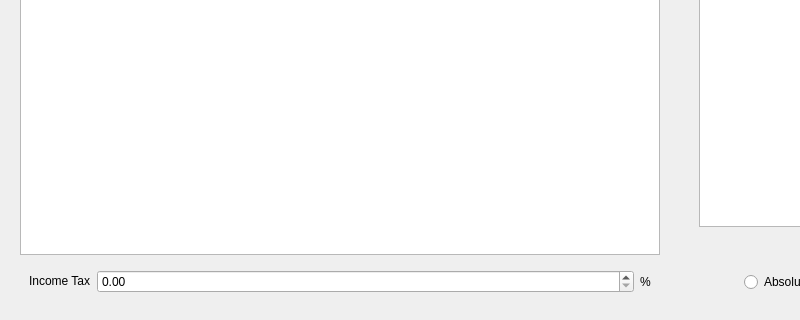
This is src/ui/table_base.ui in wwmm/viewprofit as Qt 5 draws it before an edit; both pictures show x 0 to 800 and y 293 to 613 of the 1368 by 613 pixel window. The edited form follows.
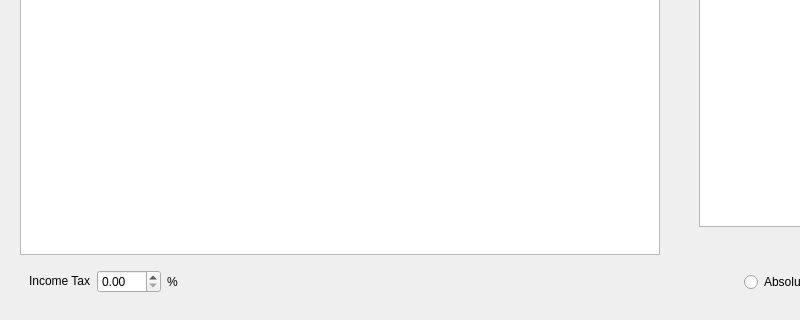
This is the edited form. Custom widgets are drawn as their Qt base class.

```diff
--- a/src/ui/table_base.ui
+++ b/src/ui/table_base.ui
@@ -167,6 +167,12 @@
          </item>
          <item row="0" column="2">
           <widget class="QDoubleSpinBox" name="doublespinbox_income_tax">
+           <property name="sizePolicy">
+            <sizepolicy hsizetype="Fixed" vsizetype="Fixed">
+             <horstretch>0</horstretch>
+             <verstretch>0</verstretch>
+            </sizepolicy>
+           </property>
            <property name="maximum">
             <double>100.000000000000000</double>
            </property>
@@ -175,6 +181,19 @@
            </property>
           </widget>
          </item>
+         <item row="0" column="4">
+          <spacer name="horizontalSpacer">
+           <property name="orientation">
+            <enum>Qt::Horizontal</enum>
+           </property>
+           <property name="sizeHint" stdset="0">
+            <size>
+             <width>40</width>
+             <height>20</height>
+            </size>
+           </property>
+          </spacer>
+         </item>
         </layout>
        </widget>
       </item>
```
